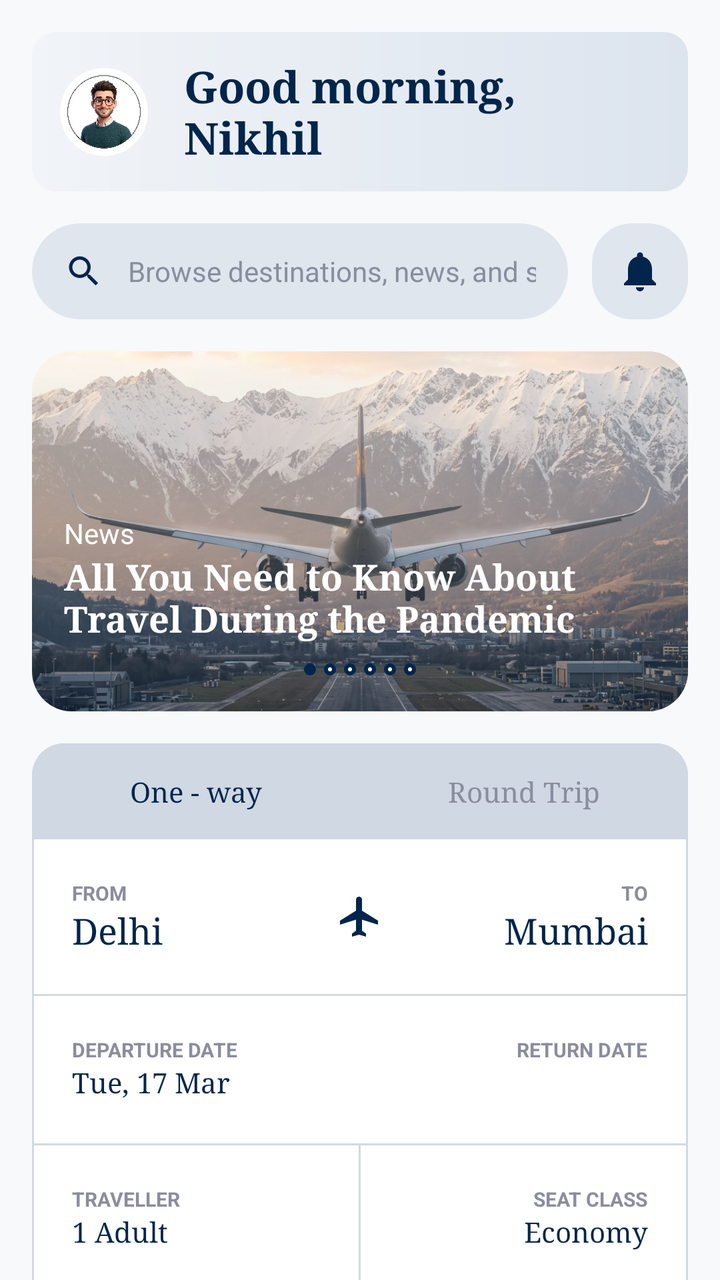
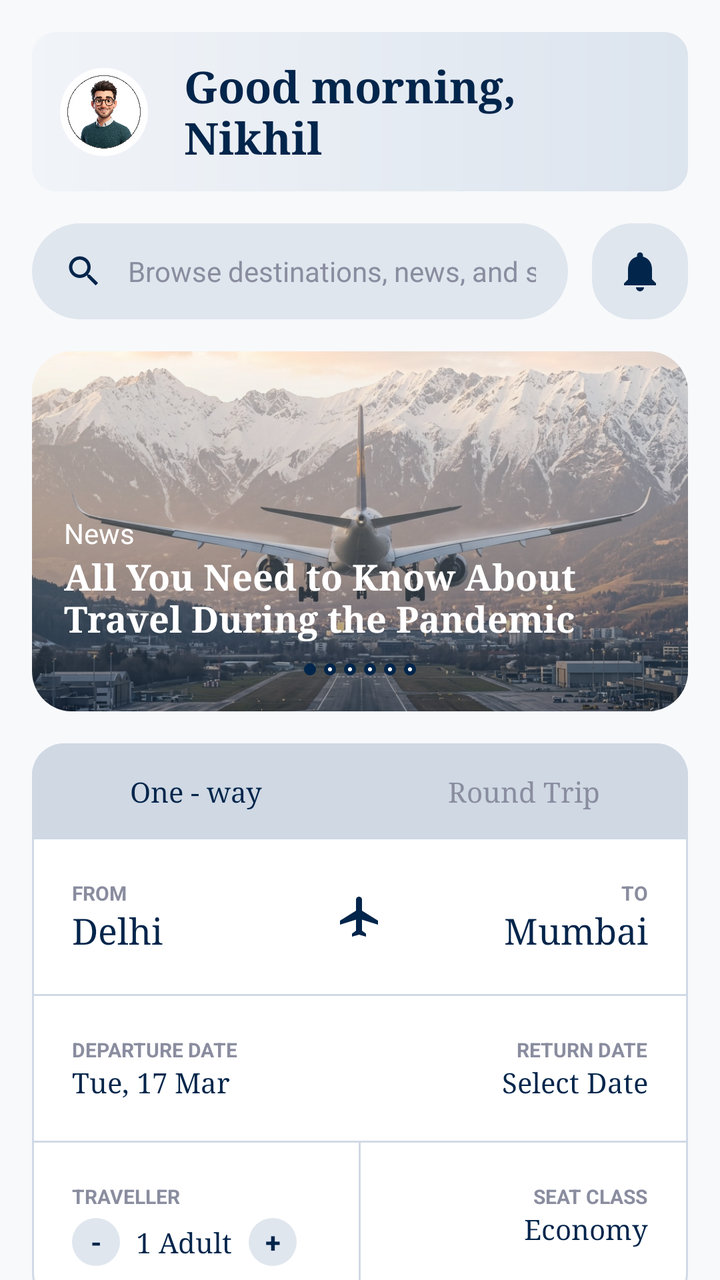

The first picture is an Android layout as it rendered before a commit; the second is the same layout after the commit. The layout source and the unified diff follow.
<!-- AndroidManifest.xml: application theme Theme.Skyport -->
<!-- res/layout/fragment_home.xml -->
<?xml version="1.0" encoding="utf-8"?>
<androidx.core.widget.NestedScrollView xmlns:android="http://schemas.android.com/apk/res/android"
    xmlns:app="http://schemas.android.com/apk/res-auto"
    android:layout_width="match_parent"
    android:layout_height="match_parent"
    android:background="@color/background_light">

    <androidx.constraintlayout.widget.ConstraintLayout
        android:layout_width="match_parent"
        android:layout_height="wrap_content"
        android:padding="16dp">

        
        <androidx.constraintlayout.widget.ConstraintLayout
            android:id="@+id/cardGreeting"
            android:layout_width="match_parent"
            android:layout_height="wrap_content"
            android:background="@drawable/bg_greeting_card"
            android:padding="12dp"
            app:layout_constraintTop_toTopOf="parent">

            <com.google.android.material.imageview.ShapeableImageView
                android:id="@+id/ivAvatar"
                android:layout_width="48dp"
                android:layout_height="48dp"
                android:padding="2dp"
                android:src="@drawable/ic_avatar"
                app:layout_constraintBottom_toBottomOf="parent"
                app:layout_constraintStart_toStartOf="parent"
                app:layout_constraintTop_toTopOf="parent"
                app:shapeAppearanceOverlay="@style/CircleImage" />

            <TextView
                android:id="@+id/tvGreeting"
                android:layout_width="0dp"
                android:layout_height="wrap_content"
                android:layout_marginStart="16dp"
                android:fontFamily="serif"
                android:text="Good morning, Nikhil"
                android:textColor="#02254B"
                android:textSize="22sp"
                android:textStyle="bold"
                app:layout_constraintBottom_toBottomOf="parent"
                app:layout_constraintEnd_toEndOf="parent"
                app:layout_constraintStart_toEndOf="@+id/ivAvatar"
                app:layout_constraintTop_toTopOf="parent" />

        </androidx.constraintlayout.widget.ConstraintLayout>

        
        <LinearLayout
            android:id="@+id/layoutSearch"
            android:layout_width="match_parent"
            android:layout_height="wrap_content"
            android:layout_marginTop="16dp"
            android:gravity="center_vertical"
            android:orientation="horizontal"
            app:layout_constraintTop_toBottomOf="@+id/cardGreeting">

            <LinearLayout
                android:layout_width="0dp"
                android:layout_height="48dp"
                android:layout_weight="1"
                android:background="@drawable/bg_search_bar"
                android:gravity="center_vertical"
                android:orientation="horizontal"
                android:paddingStart="16dp"
                android:paddingEnd="16dp">

                <ImageView
                    android:layout_width="20dp"
                    android:layout_height="20dp"
                    android:src="@drawable/ic_search" />

                <EditText
                    android:layout_width="match_parent"
                    android:layout_height="match_parent"
                    android:layout_marginStart="12dp"
                    android:background="@android:color/transparent"
                    android:hint="Browse destinations, news, and shops"
                    android:imeOptions="actionSearch"
                    android:inputType="text"
                    android:textColor="#02254B"
                    android:textColorHint="#8A8D9F"
                    android:textSize="14sp" />

            </LinearLayout>

            <ImageView
                android:id="@+id/ivNotification"
                android:layout_width="48dp"
                android:layout_height="48dp"
                android:layout_marginStart="12dp"
                android:background="@drawable/bg_round_icon"
                android:padding="12dp"
                android:src="@drawable/ic_notification" />

        </LinearLayout>

        
        <androidx.cardview.widget.CardView
            android:id="@+id/cardBanner"
            android:layout_width="match_parent"
            android:layout_height="180dp"
            android:layout_marginTop="16dp"
            app:cardCornerRadius="20dp"
            app:cardElevation="0dp"
            app:layout_constraintTop_toBottomOf="@+id/layoutSearch">

            <FrameLayout
                android:layout_width="match_parent"
                android:layout_height="match_parent">

                <ImageView
                    android:layout_width="match_parent"
                    android:layout_height="match_parent"
                    android:scaleType="centerCrop"
                    android:src="@drawable/bg_travel_banner" />

                <View
                    android:layout_width="match_parent"
                    android:layout_height="match_parent"
                    android:background="@drawable/bg_splash_gradient"
                    android:alpha="0.4" />

                <LinearLayout
                    android:layout_width="match_parent"
                    android:layout_height="wrap_content"
                    android:layout_gravity="bottom"
                    android:orientation="vertical"
                    android:padding="16dp">

                    <TextView
                        android:layout_width="wrap_content"
                        android:layout_height="wrap_content"
                        android:text="News"
                        android:textColor="#FFFFFF"
                        android:textSize="14sp" />

                    <TextView
                        android:layout_width="match_parent"
                        android:layout_height="wrap_content"
                        android:fontFamily="serif"
                        android:text="All You Need to Know About Travel During the Pandemic"
                        android:textColor="#FFFFFF"
                        android:textSize="18sp"
                        android:textStyle="bold" />

                    
                    <LinearLayout
                        android:layout_width="wrap_content"
                        android:layout_height="wrap_content"
                        android:layout_gravity="center"
                        android:layout_marginTop="8dp"
                        android:orientation="horizontal">

                        <View android:layout_width="6dp" android:layout_height="6dp" android:layout_margin="2dp" android:background="@drawable/ic_step_active" />
                        <View android:layout_width="6dp" android:layout_height="6dp" android:layout_margin="2dp" android:background="@drawable/ic_step_inactive" />
                        <View android:layout_width="6dp" android:layout_height="6dp" android:layout_margin="2dp" android:background="@drawable/ic_step_inactive" />
                        <View android:layout_width="6dp" android:layout_height="6dp" android:layout_margin="2dp" android:background="@drawable/ic_step_inactive" />
                        <View android:layout_width="6dp" android:layout_height="6dp" android:layout_margin="2dp" android:background="@drawable/ic_step_inactive" />
                        <View android:layout_width="6dp" android:layout_height="6dp" android:layout_margin="2dp" android:background="@drawable/ic_step_inactive" />

                    </LinearLayout>

                </LinearLayout>

            </FrameLayout>

        </androidx.cardview.widget.CardView>

        
        <androidx.constraintlayout.widget.ConstraintLayout
            android:id="@+id/cardBooking"
            android:layout_width="match_parent"
            android:layout_height="wrap_content"
            android:layout_marginTop="16dp"
            android:background="@drawable/bg_booking_card_main"
            app:layout_constraintTop_toBottomOf="@+id/cardBanner">

            
            <LinearLayout
                android:id="@+id/layoutTabs"
                android:layout_width="match_parent"
                android:layout_height="48dp"
                android:background="@drawable/bg_booking_card_top"
                android:orientation="horizontal"
                app:layout_constraintTop_toTopOf="parent">

                <TextView
                    android:layout_width="0dp"
                    android:layout_height="match_parent"
                    android:layout_weight="1"
                    android:fontFamily="serif"
                    android:gravity="center"
                    android:text="One - way"
                    android:textColor="#02254B"
                    android:textSize="14sp" />

                <TextView
                    android:layout_width="0dp"
                    android:layout_height="match_parent"
                    android:layout_weight="1"
                    android:fontFamily="serif"
                    android:gravity="center"
                    android:text="Round Trip"
                    android:textColor="#8A8D9F"
                    android:textSize="14sp" />

            </LinearLayout>

            
            <LinearLayout
                android:id="@+id/layoutFromTo"
                android:layout_width="match_parent"
                android:layout_height="wrap_content"
                android:orientation="horizontal"
                android:padding="20dp"
                app:layout_constraintTop_toBottomOf="@+id/layoutTabs">

                <LinearLayout
                    android:layout_width="0dp"
                    android:layout_height="wrap_content"
                    android:layout_weight="1"
                    android:orientation="vertical">

                    <TextView
                        android:layout_width="wrap_content"
                        android:layout_height="wrap_content"
                        android:text="FROM"
                        android:textColor="#8A8D9F"
                        android:textSize="10sp"
                        android:textStyle="bold" />

                    <TextView
                        android:layout_width="wrap_content"
                        android:layout_height="wrap_content"
                        android:fontFamily="serif"
                        android:text="Delhi"
                        android:textColor="#02254B"
                        android:textSize="18sp" />

                </LinearLayout>

                <ImageView
                    android:layout_width="24dp"
                    android:layout_height="24dp"
                    android:layout_gravity="center"
                    android:src="@drawable/ic_plane"
                    app:tint="#02254B" />

                <LinearLayout
                    android:layout_width="0dp"
                    android:layout_height="wrap_content"
                    android:layout_weight="1"
                    android:gravity="end"
                    android:orientation="vertical">

                    <TextView
                        android:layout_width="wrap_content"
                        android:layout_height="wrap_content"
                        android:text="TO"
                        android:textColor="#8A8D9F"
                        android:textSize="10sp"
                        android:textStyle="bold" />

                    <TextView
                        android:layout_width="wrap_content"
                        android:layout_height="wrap_content"
                        android:fontFamily="serif"
                        android:text="Mumbai"
                        android:textColor="#02254B"
                        android:textSize="18sp" />

                </LinearLayout>

            </LinearLayout>

            <View
                android:id="@+id/line1"
                android:layout_width="match_parent"
                android:layout_height="1dp"
                android:background="#D1D9E6"
                app:layout_constraintTop_toBottomOf="@+id/layoutFromTo" />

            
            <LinearLayout
                android:id="@+id/layoutDates"
                android:layout_width="match_parent"
                android:layout_height="wrap_content"
                android:orientation="horizontal"
                android:padding="20dp"
                app:layout_constraintTop_toBottomOf="@+id/line1">

                <LinearLayout
                    android:layout_width="0dp"
                    android:layout_height="wrap_content"
                    android:layout_weight="1"
                    android:orientation="vertical">

                    <TextView
                        android:layout_width="wrap_content"
                        android:layout_height="wrap_content"
                        android:text="DEPARTURE DATE"
                        android:textColor="#8A8D9F"
                        android:textSize="10sp"
                        android:textStyle="bold" />

                    <TextView
                        android:layout_width="wrap_content"
                        android:layout_height="wrap_content"
                        android:fontFamily="serif"
                        android:text="Tue, 17 Mar"
                        android:textColor="#02254B"
                        android:textSize="14sp" />

                </LinearLayout>

                <LinearLayout
                    android:layout_width="0dp"
                    android:layout_height="wrap_content"
                    android:layout_weight="1"
                    android:gravity="end"
                    android:orientation="vertical">

                    <TextView
                        android:layout_width="wrap_content"
                        android:layout_height="wrap_content"
                        android:text="RETURN DATE"
                        android:textColor="#8A8D9F"
                        android:textSize="10sp"
                        android:textStyle="bold" />

                    
                    <View android:layout_width="10dp" android:layout_height="20dp" />

                </LinearLayout>

            </LinearLayout>

            <View
                android:id="@+id/line2"
                android:layout_width="match_parent"
                android:layout_height="1dp"
                android:background="#D1D9E6"
                app:layout_constraintTop_toBottomOf="@+id/layoutDates" />

            
            <LinearLayout
                android:id="@+id/layoutDetails"
                android:layout_width="match_parent"
                android:layout_height="wrap_content"
                android:orientation="horizontal"
                app:layout_constraintTop_toBottomOf="@+id/line2">

                <LinearLayout
                    android:layout_width="0dp"
                    android:layout_height="wrap_content"
                    android:layout_weight="1"
                    android:orientation="vertical"
                    android:padding="20dp">

                    <TextView
                        android:layout_width="wrap_content"
                        android:layout_height="wrap_content"
                        android:text="TRAVELLER"
                        android:textColor="#8A8D9F"
                        android:textSize="10sp"
                        android:textStyle="bold" />

                    <TextView
                        android:layout_width="wrap_content"
                        android:layout_height="wrap_content"
                        android:fontFamily="serif"
                        android:text="1 Adult"
                        android:textColor="#02254B"
                        android:textSize="14sp" />

                </LinearLayout>

                <View
                    android:layout_width="1dp"
                    android:layout_height="match_parent"
                    android:background="#D1D9E6" />

                <LinearLayout
                    android:layout_width="0dp"
                    android:layout_height="wrap_content"
                    android:layout_weight="1"
                    android:gravity="end"
                    android:orientation="vertical"
                    android:padding="20dp">

                    <TextView
                        android:layout_width="wrap_content"
                        android:layout_height="wrap_content"
                        android:text="SEAT CLASS"
                        android:textColor="#8A8D9F"
                        android:textSize="10sp"
                        android:textStyle="bold" />

                    <TextView
                        android:layout_width="wrap_content"
                        android:layout_height="wrap_content"
                        android:fontFamily="serif"
                        android:text="Economy"
                        android:textColor="#02254B"
                        android:textSize="14sp" />

                </LinearLayout>

            </LinearLayout>

            <View
                android:id="@+id/line3"
                android:layout_width="match_parent"
                android:layout_height="1dp"
                android:background="#D1D9E6"
                app:layout_constraintTop_toBottomOf="@+id/layoutDetails" />

            
            <LinearLayout
                android:layout_width="match_parent"
                android:layout_height="wrap_content"
                android:gravity="center_vertical"
                android:orientation="horizontal"
                android:padding="20dp"
                app:layout_constraintTop_toBottomOf="@+id/line3">

                <CheckBox
                    android:layout_width="24dp"
                    android:layout_height="24dp"
                    android:button="@drawable/ic_circle_indicator"
                    android:background="@null" />

                <TextView
                    android:layout_width="wrap_content"
                    android:layout_height="wrap_content"
                    android:layout_marginStart="12dp"
                    android:fontFamily="serif"
                    android:text="Show direct flights only"
                    android:textColor="#02254B"
                    android:textSize="14sp" />

            </LinearLayout>

        </androidx.constraintlayout.widget.ConstraintLayout>

        
        <androidx.appcompat.widget.AppCompatButton
            android:id="@+id/btnFindFlights"
            android:layout_width="match_parent"
            android:layout_height="64dp"
            android:layout_marginTop="24dp"
            android:layout_marginBottom="24dp"
            android:background="@drawable/bg_button_signup"
            android:fontFamily="serif"
            android:text="Find Flights for Me"
            android:textAllCaps="false"
            android:textColor="#02254B"
            android:textSize="24sp"
            android:textStyle="bold"
            app:layout_constraintBottom_toBottomOf="parent"
            app:layout_constraintTop_toBottomOf="@+id/cardBooking" />

    </androidx.constraintlayout.widget.ConstraintLayout>
</androidx.core.widget.NestedScrollView>
<!-- resources referenced by this layout -->
<resources>
  <color name="background_light">#F8F9FB</color>
  <!-- drawable bg_booking_card_main (drawable) -->
  <?xml version="1.0" encoding="utf-8"?>
  <shape xmlns:android="http://schemas.android.com/apk/res/android">
      <solid android:color="#FFFFFF" />
      <corners android:radius="16dp" />
      <stroke android:width="1dp" android:color="#D1D9E6" />
  </shape>
  <!-- drawable bg_booking_card_top (drawable) -->
  <?xml version="1.0" encoding="utf-8"?>
  <shape xmlns:android="http://schemas.android.com/apk/res/android">
      <solid android:color="#CFD8E3" />
      <corners
          android:topLeftRadius="16dp"
          android:topRightRadius="16dp" />
  </shape>
  <!-- drawable bg_greeting_card (drawable) -->
  <?xml version="1.0" encoding="utf-8"?>
  <shape xmlns:android="http://schemas.android.com/apk/res/android">
      <gradient
          android:angle="0"
          android:endColor="#DCE4EE"
          android:startColor="#F1F4F8"
          android:type="linear" />
      <corners android:radius="12dp" />
  </shape>
  <!-- drawable bg_round_icon (drawable) -->
  <?xml version="1.0" encoding="utf-8"?>
  <shape xmlns:android="http://schemas.android.com/apk/res/android">
      <solid android:color="#E0E6EE" />
      <corners android:radius="20dp" />
  </shape>
  <!-- drawable bg_search_bar (drawable) -->
  <?xml version="1.0" encoding="utf-8"?>
  <shape xmlns:android="http://schemas.android.com/apk/res/android">
      <solid android:color="#E0E6EE" />
      <corners android:radius="25dp" />
  </shape>
  <!-- drawable bg_splash_gradient (drawable) -->
  <?xml version="1.0" encoding="utf-8"?>
  <shape xmlns:android="http://schemas.android.com/apk/res/android"
      android:shape="rectangle">
      <gradient
          android:angle="270"
          android:endColor="@color/skyport_bg_bottom"
          android:startColor="@color/skyport_bg_top"
          android:type="linear" />
  </shape>
  <!-- drawable bg_travel_banner: png bitmap (drawable, 814509 bytes) -->
  <!-- drawable ic_avatar: png bitmap (drawable, 397629 bytes) -->
  <!-- drawable ic_circle_indicator (drawable) -->
  <vector xmlns:android="http://schemas.android.com/apk/res/android"
      android:width="24dp"
      android:height="24dp"
      android:viewportWidth="24"
      android:viewportHeight="24">
      <path
          android:strokeColor="#02254B"
          android:strokeWidth="1"
          android:pathData="M12,12m-10,0a10,10 0,1 1,20 0a10,10 0,1 1,-20 0" />
  </vector>
  <!-- drawable ic_step_active (drawable) -->
  <?xml version="1.0" encoding="utf-8"?>
  <shape xmlns:android="http://schemas.android.com/apk/res/android"
      android:shape="oval">
      <solid android:color="@color/skyport_navy" />
      <size android:width="20dp" android:height="20dp" />
  </shape>
  <!-- drawable ic_step_inactive (drawable) -->
  <?xml version="1.0" encoding="utf-8"?>
  <shape xmlns:android="http://schemas.android.com/apk/res/android"
      android:shape="oval">
      <solid android:color="@color/white" />
      <stroke android:width="2dp" android:color="@color/skyport_navy" />
      <size android:width="20dp" android:height="20dp" />
  </shape>
  <style name="CircleImage" parent="">
          <item name="cornerSize">50%</item>
      </style>
  <style name="Theme.Skyport" parent="Theme.Material3.Light.NoActionBar">
          <item name="colorPrimary">@color/primary</item>
          <item name="android:windowBackground">@color/background_light</item>
          <item name="android:statusBarColor">@color/background_light</item>
          <item name="android:windowLightStatusBar">true</item>
      </style>
  <color name="skyport_button_bg">#D1D9E6</color>
  <color name="skyport_bg_bottom">#214061</color>
  <color name="skyport_bg_top">#FFFFFF</color>
  <color name="skyport_navy">#02254B</color>
  <color name="white">#FFFFFF</color>
  <color name="primary">#0055FF</color>
  <!-- unchanged entries left out for length: 4 -->
</resources>

<!-- the commit's change to res/layout/fragment_home.xml (unified diff, before → after) -->
@@ -219,6 +219,7 @@
                 app:layout_constraintTop_toBottomOf="@+id/layoutTabs">
 
                 <LinearLayout
+                    android:id="@+id/llFrom"
                     android:layout_width="0dp"
                     android:layout_height="wrap_content"
                     android:layout_weight="1"
@@ -233,6 +234,7 @@
                         android:textStyle="bold" />
 
                     <TextView
+                        android:id="@+id/tvFromCity"
                         android:layout_width="wrap_content"
                         android:layout_height="wrap_content"
                         android:fontFamily="serif"
@@ -250,6 +252,7 @@
                     app:tint="#02254B" />
 
                 <LinearLayout
+                    android:id="@+id/llTo"
                     android:layout_width="0dp"
                     android:layout_height="wrap_content"
                     android:layout_weight="1"
@@ -265,6 +268,7 @@
                         android:textStyle="bold" />
 
                     <TextView
+                        android:id="@+id/tvToCity"
                         android:layout_width="wrap_content"
                         android:layout_height="wrap_content"
                         android:fontFamily="serif"
@@ -293,6 +297,7 @@
                 app:layout_constraintTop_toBottomOf="@+id/line1">
 
                 <LinearLayout
+                    android:id="@+id/llDepartureDate"
                     android:layout_width="0dp"
                     android:layout_height="wrap_content"
                     android:layout_weight="1"
@@ -307,6 +312,7 @@
                         android:textStyle="bold" />
 
                     <TextView
+                        android:id="@+id/tvDepartureDate"
                         android:layout_width="wrap_content"
                         android:layout_height="wrap_content"
                         android:fontFamily="serif"
@@ -317,6 +323,7 @@
                 </LinearLayout>
 
                 <LinearLayout
+                    android:id="@+id/llReturnDate"
                     android:layout_width="0dp"
                     android:layout_height="wrap_content"
                     android:layout_weight="1"
@@ -331,8 +338,14 @@
                         android:textSize="10sp"
                         android:textStyle="bold" />
 
-                    
-                    <View android:layout_width="10dp" android:layout_height="20dp" />
+                    <TextView
+                        android:id="@+id/tvReturnDate"
+                        android:layout_width="wrap_content"
+                        android:layout_height="wrap_content"
+                        android:fontFamily="serif"
+                        android:text="Select Date"
+                        android:textColor="#02254B"
+                        android:textSize="14sp" />
 
                 </LinearLayout>
 
@@ -354,6 +367,7 @@
                 app:layout_constraintTop_toBottomOf="@+id/line2">
 
                 <LinearLayout
+                    android:id="@+id/llTraveller"
                     android:layout_width="0dp"
                     android:layout_height="wrap_content"
                     android:layout_weight="1"
@@ -368,13 +382,45 @@
                         android:textSize="10sp"
                         android:textStyle="bold" />
 
-                    <TextView
-                        android:layout_width="wrap_content"
-                        android:layout_height="wrap_content"
-                        android:fontFamily="serif"
-                        android:text="1 Adult"
-                        android:textColor="#02254B"
-                        android:textSize="14sp" />
+                    <LinearLayout
+                        android:layout_width="wrap_content"
+                        android:layout_height="wrap_content"
+                        android:orientation="horizontal"
+                        android:gravity="center_vertical"
+                        android:layout_marginTop="4dp">
+
+                        <TextView
+                            android:id="@+id/btnTravellerMinus"
+                            android:layout_width="24dp"
+                            android:layout_height="24dp"
+                            android:background="@drawable/bg_round_icon"
+                            android:gravity="center"
+                            android:text="-"
+                            android:textColor="#02254B"
+                            android:textStyle="bold"
+                            android:textSize="14sp" />
+
+                        <TextView
+                            android:id="@+id/tvTravellers"
+                            android:layout_width="wrap_content"
+                            android:layout_height="wrap_content"
+                            android:layout_marginHorizontal="8dp"
+                            android:fontFamily="serif"
+                            android:text="1 Adult"
+                            android:textColor="#02254B"
+                            android:textSize="14sp" />
+
+                        <TextView
+                            android:id="@+id/btnTravellerPlus"
+                            android:layout_width="24dp"
+                            android:layout_height="24dp"
+                            android:background="@drawable/bg_round_icon"
+                            android:gravity="center"
+                            android:text="+"
+                            android:textColor="#02254B"
+                            android:textStyle="bold"
+                            android:textSize="14sp" />
+                    </LinearLayout>
 
                 </LinearLayout>
 
@@ -408,39 +454,6 @@
                         android:textSize="14sp" />
 
                 </LinearLayout>
-
-            </LinearLayout>
-
-            <View
-                android:id="@+id/line3"
-                android:layout_width="match_parent"
-                android:layout_height="1dp"
-                android:background="#D1D9E6"
-                app:layout_constraintTop_toBottomOf="@+id/layoutDetails" />
-
-            
-            <LinearLayout
-                android:layout_width="match_parent"
-                android:layout_height="wrap_content"
-                android:gravity="center_vertical"
-                android:orientation="horizontal"
-                android:padding="20dp"
-                app:layout_constraintTop_toBottomOf="@+id/line3">
-
-                <CheckBox
-                    android:layout_width="24dp"
-                    android:layout_height="24dp"
-                    android:button="@drawable/ic_circle_indicator"
-                    android:background="@null" />
-
-                <TextView
-                    android:layout_width="wrap_content"
-                    android:layout_height="wrap_content"
-                    android:layout_marginStart="12dp"
-                    android:fontFamily="serif"
-                    android:text="Show direct flights only"
-                    android:textColor="#02254B"
-                    android:textSize="14sp" />
 
             </LinearLayout>
 
<!-- resource entries referenced after the edit -->
@@ -48,19 +48,8 @@
           android:startColor="@color/skyport_bg_top"
           android:type="linear" />
   </shape>
-  <!-- drawable bg_travel_banner: png bitmap (drawable, 814509 bytes) -->
-  <!-- drawable ic_avatar: png bitmap (drawable, 397629 bytes) -->
-  <!-- drawable ic_circle_indicator (drawable) -->
-  <vector xmlns:android="http://schemas.android.com/apk/res/android"
-      android:width="24dp"
-      android:height="24dp"
-      android:viewportWidth="24"
-      android:viewportHeight="24">
-      <path
-          android:strokeColor="#02254B"
-          android:strokeWidth="1"
-          android:pathData="M12,12m-10,0a10,10 0,1 1,20 0a10,10 0,1 1,-20 0" />
-  </vector>
+  <!-- drawable bg_travel_banner: jpg bitmap (drawable, 814509 bytes) -->
+  <!-- drawable ic_avatar: jpg bitmap (drawable, 397629 bytes) -->
   <!-- drawable ic_step_active (drawable) -->
   <?xml version="1.0" encoding="utf-8"?>
   <shape xmlns:android="http://schemas.android.com/apk/res/android"
